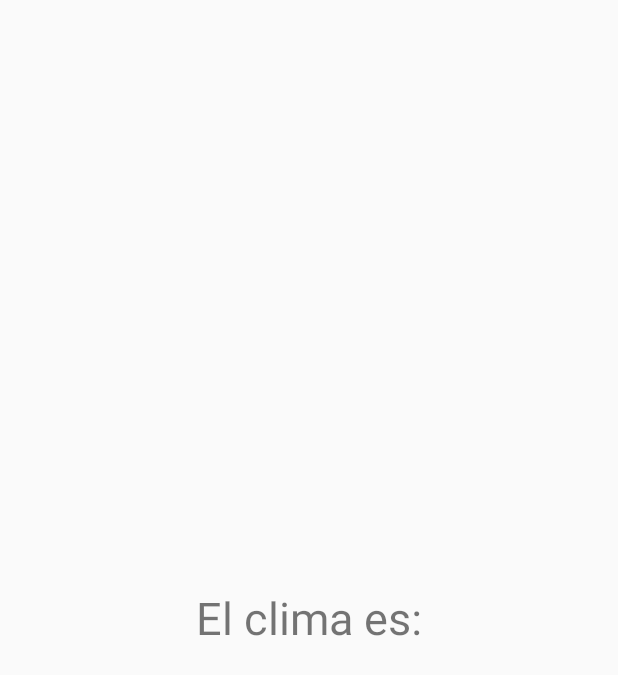
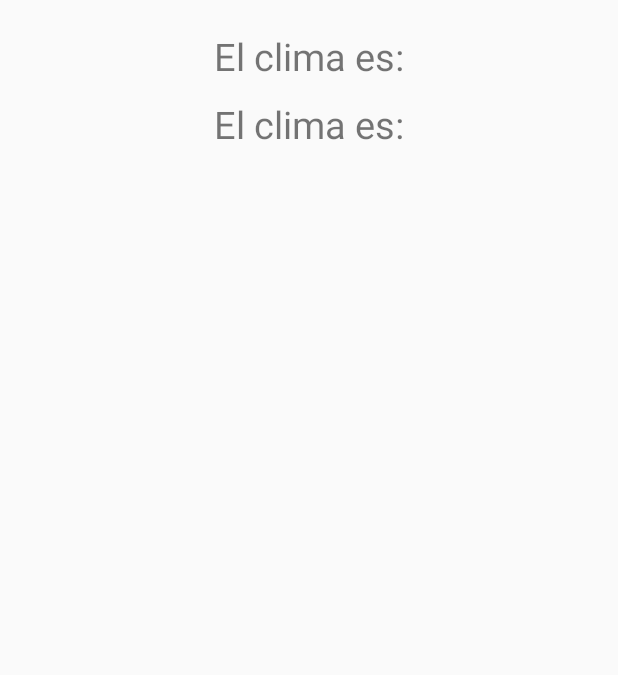
Before and after one commit to jacd007/Navigation_and_fragment, an Android app: the layout fragment_weather.xml on its own in the app's theme, with its tools: preview values and no code run, on a phone screen of 412 x 824 dp. Shown: the top 675 px of the screen. Run offline under Robolectric (Android 15) with nearby library versions, the phone set to English and light mode, and no system bars.

Commit message:
API weather, new item

```diff
--- a/app/src/main/java/com/zippyttech/navigation_and_fragment/WeatherFragment.java
+++ b/app/src/main/java/com/zippyttech/navigation_and_fragment/WeatherFragment.java
@@ -37,7 +37,7 @@ public class WeatherFragment extends Fragment {
     private static final String ARG_PARAM1 = "param1";
     private static final String ARG_PARAM2 = "param2";
 
-    private TextView weather;
+    private TextView weather,tiempo;
     // TODO: Rename and change types of parameters
     private String mParam1;
     private String mParam2;
@@ -90,6 +90,7 @@ public class WeatherFragment extends Fragment {
         // Inflate the layout for this fragment
 
         weather = (TextView) view.findViewById(R.id.weather);
+        tiempo = (TextView) view.findViewById(R.id.time);
 
         return view;
     }
--- a/app/src/main/res/layout/fragment_weather.xml
+++ b/app/src/main/res/layout/fragment_weather.xml
@@ -5,14 +5,22 @@
     tools:context="com.zippyttech.navigation_and_fragment.WeatherFragment">
 
     <!-- TODO: Update blank fragment layout -->
+
     <TextView
         android:id="@+id/weather"
         android:layout_width="match_parent"
-        android:layout_height="match_parent"
+        android:layout_height="wrap_content"
         android:text="@string/default_weather"
         android:textAlignment="center"
-        android:layout_gravity="center"
-        android:gravity="center"
-        android:textSize="30sp"/>
+        android:layout_marginTop="20sp"
+        android:textSize="25sp"/>
+    <TextView
+        android:id="@+id/time"
+        android:layout_width="match_parent"
+        android:layout_height="wrap_content"
+        android:text="@string/default_weather"
+        android:textAlignment="center"
+        android:layout_marginTop="65sp"
+        android:textSize="25sp"/>
 
 </FrameLayout>
```
